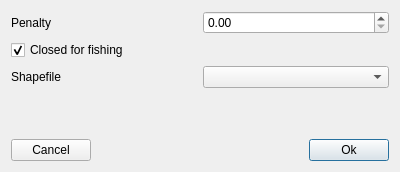
Qt form qtgui/pathpenaltydialog.ui (frabas/DISPLACE_GUI) before a commit.
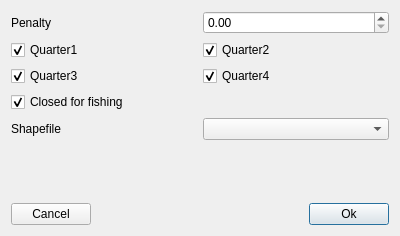
The same form after that commit.

Commit message: penaltypath ui: enable penalties per quarter (wip: fix exportGraph accordingly)

```diff
--- a/qtgui/pathpenaltydialog.ui
+++ b/qtgui/pathpenaltydialog.ui
@@ -7,24 +7,58 @@
     <x>0</x>
     <y>0</y>
     <width>400</width>
-    <height>172</height>
+    <height>236</height>
    </rect>
   </property>
   <property name="windowTitle">
    <string>Graph Penalties</string>
   </property>
   <layout class="QGridLayout" name="gridLayout">
-   <item row="2" column="0">
+   <item row="0" column="1">
+    <widget class="QDoubleSpinBox" name="weight">
+     <property name="maximum">
+      <double>100000000.000000000000000</double>
+     </property>
+    </widget>
+   </item>
+   <item row="0" column="0">
+    <widget class="QLabel" name="label">
+     <property name="text">
+      <string>Penalty</string>
+     </property>
+    </widget>
+   </item>
+   <item row="5" column="0">
     <widget class="QLabel" name="label_shapefile">
      <property name="text">
       <string>Shapefile</string>
      </property>
     </widget>
    </item>
-   <item row="2" column="1">
-    <widget class="QComboBox" name="shapefile"/>
+   <item row="7" column="0">
+    <spacer name="verticalSpacer">
+     <property name="orientation">
+      <enum>Qt::Vertical</enum>
+     </property>
+     <property name="sizeHint" stdset="0">
+      <size>
+       <width>20</width>
+       <height>40</height>
+      </size>
+     </property>
+    </spacer>
    </item>
-   <item row="4" column="0" colspan="2">
+   <item row="3" column="0">
+    <widget class="QCheckBox" name="optClosedForFishing">
+     <property name="text">
+      <string>Closed for fishing</string>
+     </property>
+     <property name="checked">
+      <bool>true</bool>
+     </property>
+    </widget>
+   </item>
+   <item row="9" column="0" colspan="2">
     <layout class="QHBoxLayout" name="horizontalLayout">
      <item>
       <widget class="QPushButton" name="cancel">
@@ -58,37 +92,43 @@
      </item>
     </layout>
    </item>
-   <item row="3" column="0">
-    <spacer name="verticalSpacer">
-     <property name="orientation">
-      <enum>Qt::Vertical</enum>
-     </property>
-     <property name="sizeHint" stdset="0">
-      <size>
-       <width>20</width>
-       <height>40</height>
-      </size>
-     </property>
-    </spacer>
+   <item row="5" column="1">
+    <widget class="QComboBox" name="shapefile"/>
    </item>
-   <item row="0" column="1">
-    <widget class="QDoubleSpinBox" name="weight">
-     <property name="maximum">
-      <double>100000000.000000000000000</double>
+   <item row="2" column="0">
+    <widget class="QCheckBox" name="optPenaltyQ3">
+     <property name="text">
+      <string>Quarter3</string>
+     </property>
+     <property name="checked">
+      <bool>true</bool>
      </property>
     </widget>
    </item>
-   <item row="0" column="0">
-    <widget class="QLabel" name="label">
+   <item row="2" column="1">
+    <widget class="QCheckBox" name="optPenaltyQ4">
      <property name="text">
-      <string>Penalty</string>
+      <string>Quarter4</string>
+     </property>
+     <property name="checked">
+      <bool>true</bool>
      </property>
     </widget>
    </item>
    <item row="1" column="0">
-    <widget class="QCheckBox" name="optClosedForFishing">
+    <widget class="QCheckBox" name="optPenaltyQ1">
      <property name="text">
-      <string>Closed for fishing</string>
+      <string>Quarter1</string>
+     </property>
+     <property name="checked">
+      <bool>true</bool>
+     </property>
+    </widget>
+   </item>
+   <item row="1" column="1">
+    <widget class="QCheckBox" name="optPenaltyQ2">
+     <property name="text">
+      <string>Quarter2</string>
      </property>
      <property name="checked">
       <bool>true</bool>
```
The commit also changes 5 other files.
